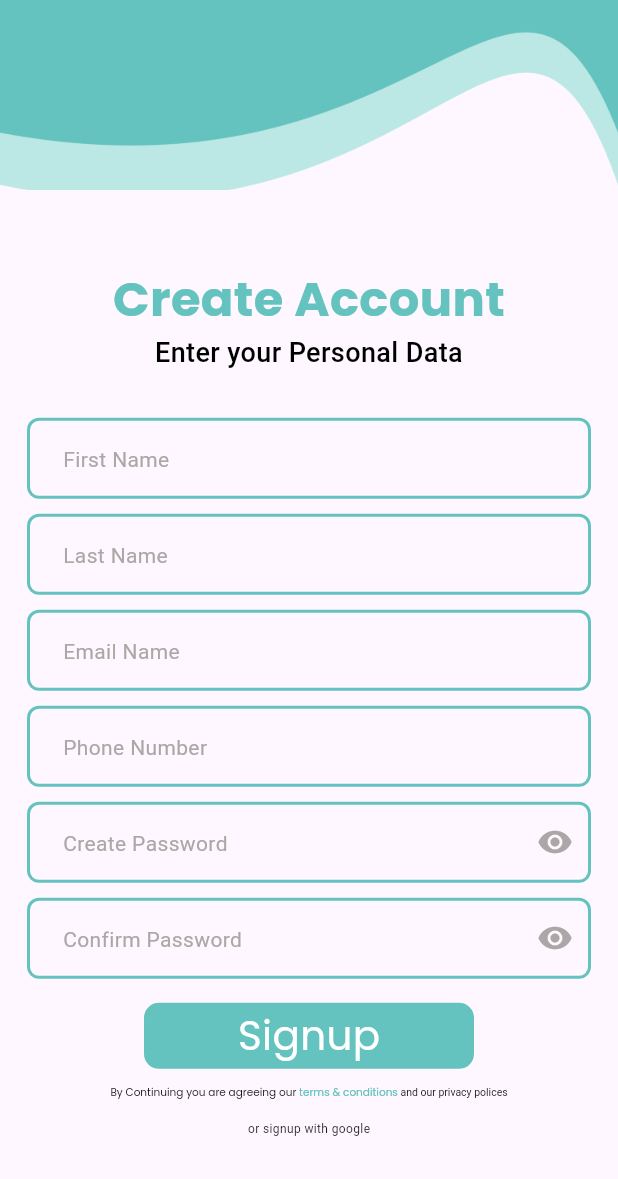
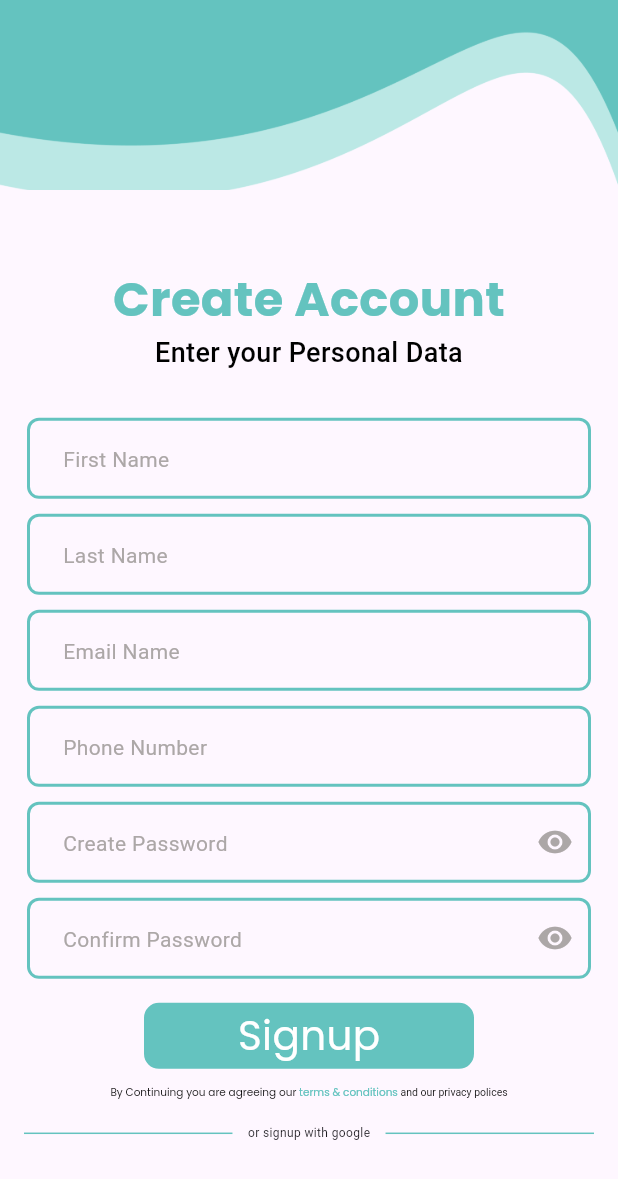
Before and after one commit to HazemAhmed3020/simple_ui_signup_and_login_design, a Flutter app: the Signup screen opened directly, on a phone screen of 412 x 824 dp. Shown: the top 1179 px of the screen. Run offline on Flutter 3.47's test engine with Material 3 defaults, Android fonts, the phone set to English and light mode, and no system bars; our stand-ins replace firebase_core; accounts and stored records are empty.

Commit message:
refactor signup_view_body.dart

```diff
--- a/lib/views/views body/signup_view_body.dart
+++ b/lib/views/views body/signup_view_body.dart
@@ -65,31 +65,31 @@ class SignupViewBody extends StatelessWidget {
             ),
           ),
           const SizedBox(height: 15,),
-          SizedBox(
-            height: 16,
-            width: MediaQuery.of(context).size.width - 60,
-            child: Expanded(
-              child: Row(
-                crossAxisAlignment: CrossAxisAlignment.stretch,
-                mainAxisAlignment: MainAxisAlignment.center,
-                children: [
-                  Divider(
-                    thickness: 3,
-                    indent: 53,
-                    endIndent: 53,
+          Padding(
+            padding: const EdgeInsets.symmetric(horizontal: 16.0),
+            child: Row(
+              mainAxisAlignment: MainAxisAlignment.center,
+              children: [
+                Expanded(
+                  child: Divider(
+                    thickness: 1,
                     color: Constants.mainColor,
                   ),
-                  Text(' or signup with google ' , style: TextStyle(fontSize: 8),),
-                  Divider(
-                    thickness: 3,
-                    indent: 53,
-                    endIndent: 53,
+                ),
+                Padding(
+                  padding: const EdgeInsets.symmetric(horizontal: 8.0),
+                  child: Text(' or signup with google ' , style: TextStyle(fontSize: 8),),
+                ),
+                Expanded(
+                  child: Divider(
+                    thickness: 1,
                     color: Constants.mainColor,
                   ),
-                ],
-              ),
+                ),
+
+              ],
             ),
-          )
+          ),
         ],
     );
   }
```
